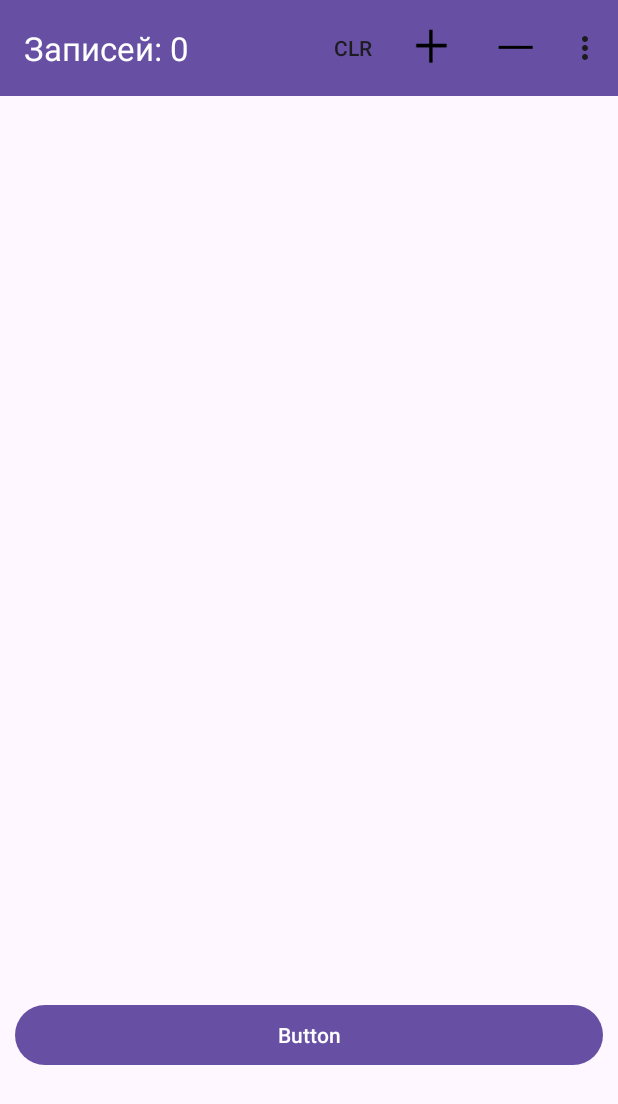
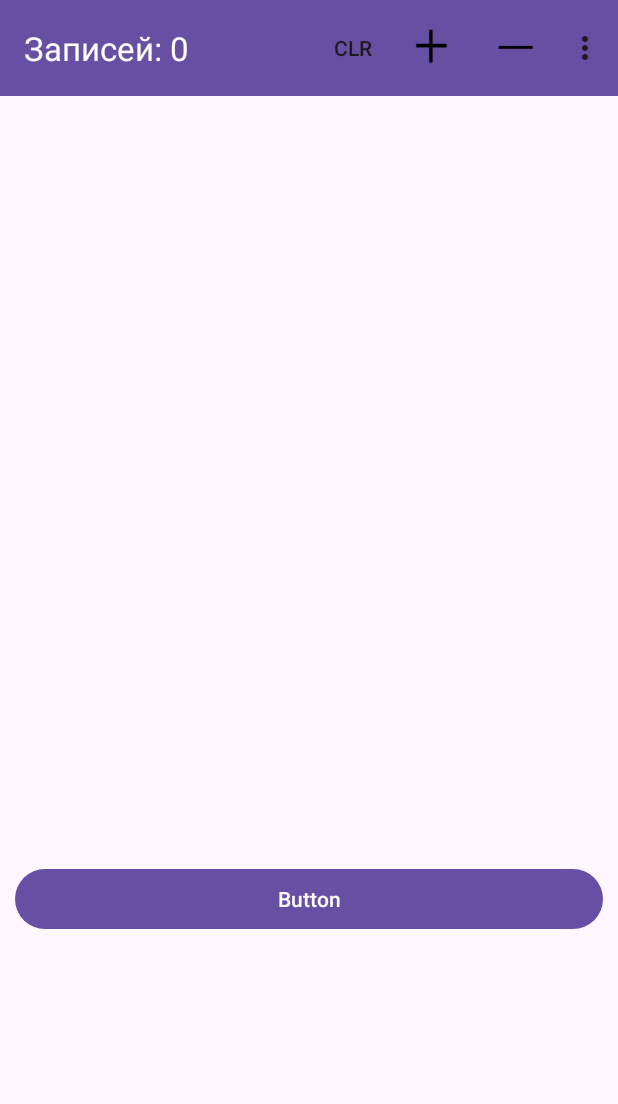
Before and after one commit to sorokin-s/dz25_SQLite, an Android app: the screen it shows after launch (MainActivity), on a phone screen of 412 x 824 dp. Shown: the top 1104 px of the screen. Run offline under Robolectric (Android 15) with nearby library versions, the phone set to English and light mode, and no system bars; our stand-ins replace Room's generated code.

```diff
--- a/app/src/main/java/com/amicus/dz25_sqlite/MainActivity.java
+++ b/app/src/main/java/com/amicus/dz25_sqlite/MainActivity.java
@@ -4,9 +4,11 @@ import android.annotation.SuppressLint;
 import android.content.DialogInterface;
 import android.content.Intent;
 import android.os.Bundle;
+import android.util.DisplayMetrics;
 import android.view.Menu;
 import android.view.MenuItem;
 import android.view.View;
+import android.view.ViewGroup;
 import android.widget.Toast;
 
 import androidx.activity.EdgeToEdge;
@@ -20,6 +22,7 @@ import androidx.recyclerview.widget.RecyclerView;
 
 import java.util.ArrayList;
 import java.util.List;
+import java.util.concurrent.Executor;
 import java.util.concurrent.Executors;
 import java.util.stream.Collectors;
 
@@ -33,7 +36,7 @@ public class MainActivity extends AppCompatActivity {
     // ArrayAdapter<>
     AppDatabase db;
     BookDao bookDao;
-
+    LinearLayoutManager linearLayoutManager;
 
 //    @SuppressLint("MissingInflatedId")
     @Override
@@ -49,7 +52,9 @@ public class MainActivity extends AppCompatActivity {
 
 
         recyclerView= findViewById(R.id.books_list);
-        recyclerView.setLayoutManager(new LinearLayoutManager(this));
+
+        linearLayoutManager =new LinearLayoutManager(this);
+        recyclerView.setLayoutManager(linearLayoutManager);
         itemClickListener = new RecyclerAdapter.OnItemClickListener() {
             @Override
             public void onItemClick(Item book, int position, View itemView) {
@@ -58,11 +63,20 @@ public class MainActivity extends AppCompatActivity {
         };
         recyclerAdapter = new RecyclerAdapter (itemsBooks,itemClickListener);
         recyclerView.setAdapter(recyclerAdapter);
+
+        recyclerView.post(()->{
+            DisplayMetrics metrics = getResources().getDisplayMetrics();
+            float heightScreen = metrics.heightPixels;
+            ViewGroup.LayoutParams p = recyclerView.getLayoutParams();
+            p.height = (int)heightScreen-500;
+            recyclerView.setLayoutParams(p);
+
+        });
         fillItemsBooks();
 
+    }
 
-
-    }
+    ////////////////////////////////////////////////////////////////////////////////////////////////
     List<View>listView = new ArrayList<>();  // вспомогательный список
     void itemSelected(Item book, int position,View itemView){  // устанавливаем флаг выбора в элементе и меняем цвет фона
         book.setChoice(!book.isChoice());                      // наверно нужно переделать по правильному по позже
@@ -75,7 +89,7 @@ public class MainActivity extends AppCompatActivity {
             listView.remove(itemView);
         }
     }
-
+    @SuppressLint("NotifyDataSetChanged")
     void fillItemsBooks(){          // заполняем список книг данными  из БД
         Executors.newSingleThreadExecutor().execute(()-> {
            // bookDao.insert(new Book(R.drawable.book,"book","author"));
@@ -89,7 +103,7 @@ public class MainActivity extends AppCompatActivity {
 
 
     ////////////toolBar//////////////////////////////////
-    @SuppressLint("ResourceType")
+
     @Override
     public boolean onCreateOptionsMenu(Menu menu) {
         getMenuInflater().inflate(R.menu.clear,menu);
@@ -175,12 +189,14 @@ public class MainActivity extends AppCompatActivity {
         dialog.show();
     }
 
+    @SuppressLint({"ResourceType", "NotifyDataSetChanged"})
     @Override
     protected void onActivityResult(int requestCode, int resultCode, @Nullable Intent data) {
         super.onActivityResult(requestCode, resultCode, data);
         if(requestCode==100 && resultCode==101 &&data!=null){
             var name = data.getStringExtra("name");
             var author =data.getStringExtra("author");
+
 
             Executors.newSingleThreadExecutor().execute(()->{// добавляем элемент
                 bookDao.insert(new Book(R.drawable.book,name,author));
@@ -193,8 +209,9 @@ public class MainActivity extends AppCompatActivity {
                     itemsBooks.add(new Item(book.id, book.imageResId, book.name, book.author));
                 }
                 toolbar.setTitle("Записей: "+itemsBooks.size());
+
             });
-//            recyclerView.invalidate();
+
             recyclerAdapter.notifyDataSetChanged();
 
         }
```
